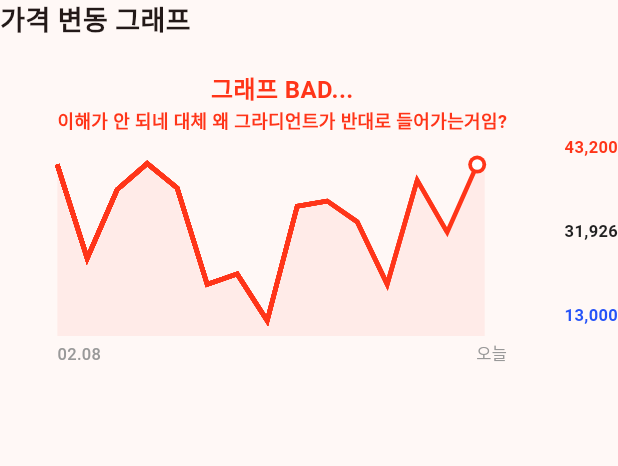
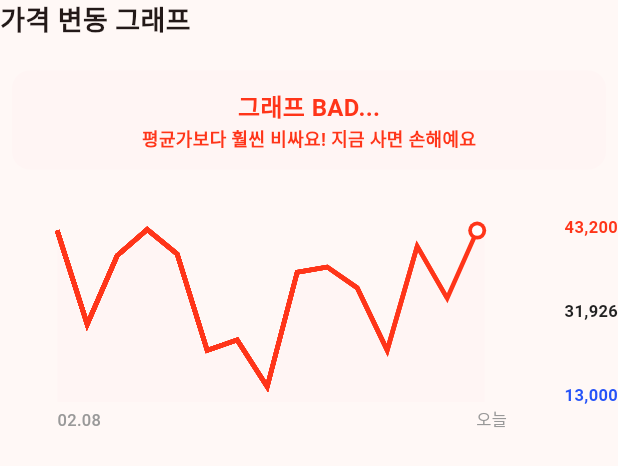
Before and after one commit to TechlabsDev/parot, a Flutter app: the ParrotPriceGraph widget shown alone on an empty page, opened directly, on a phone screen of 412 x 824 dp. Shown: the top 466 px of the screen. Run offline on Flutter 3.47's test engine with Material 3 defaults, Android fonts, the phone set to English and light mode, and no system bars; our stand-ins replace get, streaming_shared_preferences, styled_text; missing offline and left inert: awesome_style_field, chart_sparkline, flutter_inappwebview, flutter_naver_login, kakao_flutter_sdk; network calls fail; Roboto replaces fonts that are missing (Pretendard).

Commit message:
계속해서 그래프 그리는 중

```diff
--- a/lib/presentation/design_component/parrot_price_graph.dart
+++ b/lib/presentation/design_component/parrot_price_graph.dart
@@ -23,10 +23,7 @@ class _ParrotPriceGraphState extends State<ParrotPriceGraph> {
     int highestPrice = widget.priceList.reduce((value, element) => value > element ? value : element);
     int lowestPrice = widget.priceList.reduce((value, element) => value < element ? value : element);
 
-    return Row(
-      children: [
-        Expanded(
-          child: Column(
+    return Column(
       children: [
         const Row(
           children: [
@@ -41,7 +38,18 @@ class _ParrotPriceGraphState extends State<ParrotPriceGraph> {
           ],
         ),
         const SizedBox(height: 20),
-              const Text(
+        Padding(
+          padding: const EdgeInsets.symmetric(horizontal: 8.0),
+          child: Container(
+            decoration: BoxDecoration(
+              borderRadius: BorderRadius.circular(12),
+              color: ParrotColor.red50,
+            ),
+            width: double.maxFinite,
+            padding: const EdgeInsets.symmetric(horizontal: 16, vertical: 12),
+            child: const Column(
+              children: [
+                Text(
                   "그래프 BAD...",
                   style: TextStyle(
                     fontSize: 16,
@@ -49,14 +57,25 @@ class _ParrotPriceGraphState extends State<ParrotPriceGraph> {
                     color: ParrotColor.red500,
                   ),
                 ),
-              const Text(
-                "이해가 안 되네 대체 왜 그라디언트가 반대로 들어가는거임?",
+                Text(
+                  "평균가보다 훨씬 비싸요! 지금 사면 손해예요",
                   style: TextStyle(
                     fontSize: 12,
                     fontWeight: FontWeight.w700,
                     color: ParrotColor.red500,
                   ),
                 ),
+              ],
+            ),
+          ),
+        ),
+        const SizedBox(height: 20),
+        Row(
+          crossAxisAlignment: CrossAxisAlignment.start,
+          children: [
+            Expanded(
+              child: Column(
+                children: [
                   const SizedBox(height: 20),
                   Stack(
                     children: [
@@ -68,7 +87,7 @@ class _ParrotPriceGraphState extends State<ParrotPriceGraph> {
                         child: Container(
                           width: widget.graphSize == null ? 300 : widget.graphSize!.width,
                           height: widget.graphSize == null ? 150 : widget.graphSize!.height,
-                      color: ParrotColor.red100,
+                          color: ParrotColor.red50,
                         ),
                       ),
                       CustomPaint(
@@ -107,15 +126,12 @@ class _ParrotPriceGraphState extends State<ParrotPriceGraph> {
                       ),
                     ],
                   ),
-              Row(
-                children: [],
-              ),
                 ],
               ),
             ),
             Column(
               children: [
-            const SizedBox(height: 90),
+                const SizedBox(height: 10),
                 Text(
                   highestPrice.toCommaFormat,
                   maxLines: 1,
@@ -151,6 +167,8 @@ class _ParrotPriceGraphState extends State<ParrotPriceGraph> {
               ],
             ),
           ],
+        ),
+      ],
     );
   }
 }
```
Lines whose indentation alone changed are shown as unchanged.
